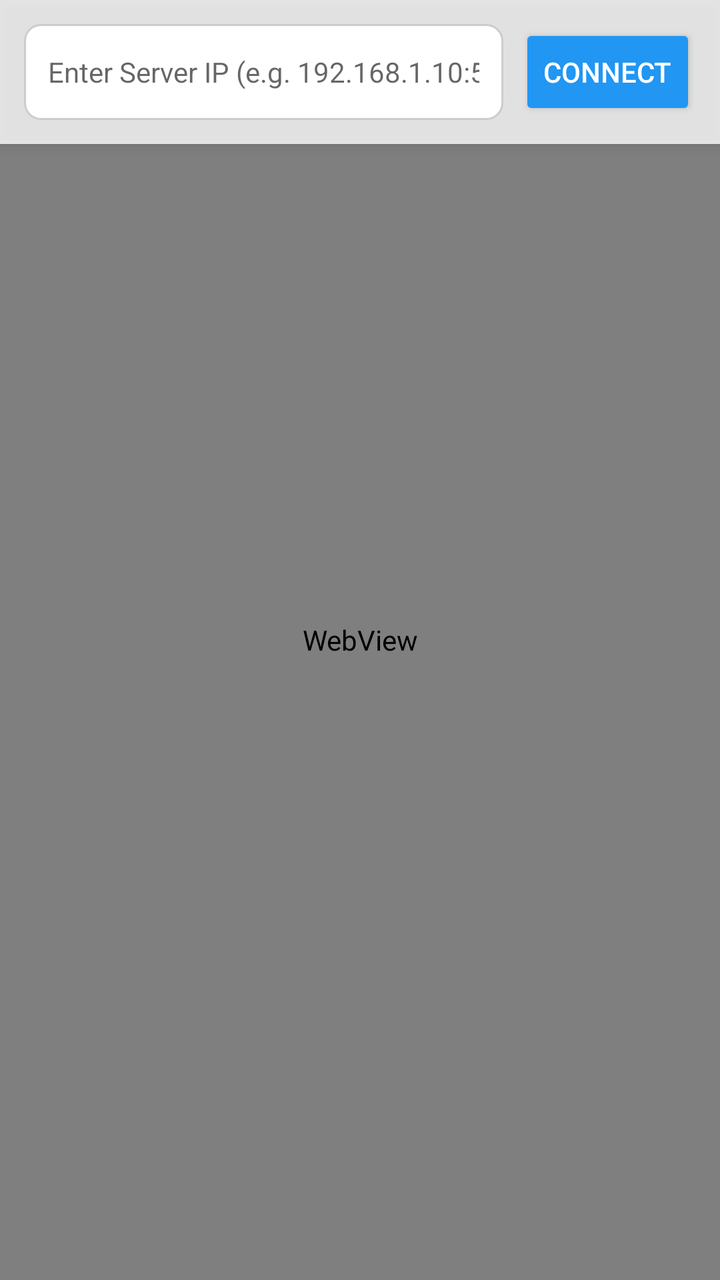
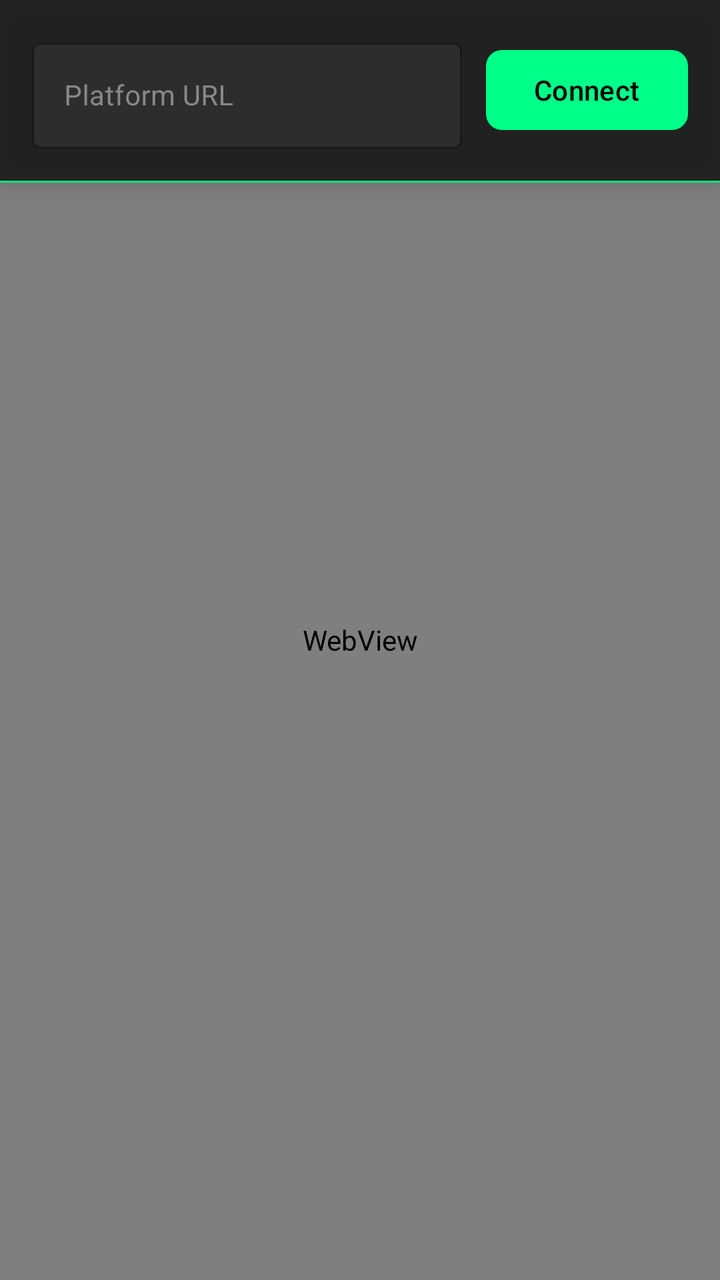

Compare the two renders of this Android layout. The source of the first and the diff that turns it into the second are given below.
<!-- AndroidManifest.xml: application theme Theme.RagbaarNetPlatform -->
<!-- res/layout/activity_main.xml -->
<?xml version="1.0" encoding="utf-8"?>
<RelativeLayout xmlns:android="http://schemas.android.com/apk/res/android"
    android:layout_width="match_parent"
    android:layout_height="match_parent"
    android:background="#FFFFFF">

    <WebView
        android:id="@+id/webView"
        android:layout_width="match_parent"
        android:layout_height="match_parent" />

    <LinearLayout
        android:id="@+id/inputContainer"
        android:layout_width="match_parent"
        android:layout_height="wrap_content"
        android:layout_alignParentTop="true"
        android:background="#CCFFFFFF"
        android:elevation="4dp"
        android:orientation="horizontal"
        android:padding="12dp">

        <EditText
            android:id="@+id/urlInput"
            android:layout_width="0dp"
            android:layout_height="48dp"
            android:layout_weight="1"
            android:background="@drawable/input_bg"
            android:hint="Enter Server IP (e.g. 192.168.1.10:5000)"
            android:inputType="textUri"
            android:paddingHorizontal="12dp"
            android:textColor="#333333"
            android:textSize="14sp" />

        <Button
            android:id="@+id/connectButton"
            android:layout_width="wrap_content"
            android:layout_height="48dp"
            android:layout_marginStart="8dp"
            android:backgroundTint="#2196F3"
            android:text="Connect"
            android:textColor="#FFFFFF" />
    </LinearLayout>

</RelativeLayout>
<!-- resources referenced by this layout -->
<resources>
  <!-- drawable input_bg (drawable) -->
  <?xml version="1.0" encoding="utf-8"?>
  <shape xmlns:android="http://schemas.android.com/apk/res/android">
      <solid android:color="#FFFFFF" />
      <corners android:radius="8dp" />
      <stroke
          android:width="1dp"
          android:color="#CCCCCC" />
  </shape>
  <style name="Theme.RagbaarNetPlatform" parent="Theme.AppCompat.Light.NoActionBar">
          
      </style>
</resources>

<!-- the commit's change to res/layout/activity_main.xml (unified diff, before → after) -->
@@ -1,44 +1,63 @@
 <?xml version="1.0" encoding="utf-8"?>
-<RelativeLayout xmlns:android="http://schemas.android.com/apk/res/android"
+<androidx.constraintlayout.widget.ConstraintLayout xmlns:android="http://schemas.android.com/apk/res/android"
+    xmlns:app="http://schemas.android.com/apk/res-auto"
     android:layout_width="match_parent"
     android:layout_height="match_parent"
-    android:background="#FFFFFF">
+    android:background="#1a1a1a">
 
     <WebView
         android:id="@+id/webView"
         android:layout_width="match_parent"
-        android:layout_height="match_parent" />
+        android:layout_height="match_parent"
+        android:background="#1a1a1a" />
 
     <LinearLayout
         android:id="@+id/inputContainer"
         android:layout_width="match_parent"
         android:layout_height="wrap_content"
-        android:layout_alignParentTop="true"
-        android:background="#CCFFFFFF"
-        android:elevation="4dp"
+        android:background="#E61a1a1a"
         android:orientation="horizontal"
-        android:padding="12dp">
+        android:padding="16dp"
+        android:elevation="8dp"
+        app:layout_constraintTop_toTopOf="parent">
 
-        <EditText
-            android:id="@+id/urlInput"
+        <com.google.android.material.textfield.TextInputLayout
             android:layout_width="0dp"
-            android:layout_height="48dp"
+            android:layout_height="wrap_content"
             android:layout_weight="1"
-            android:background="@drawable/input_bg"
-            android:hint="Enter Server IP (e.g. 192.168.1.10:5000)"
-            android:inputType="textUri"
-            android:paddingHorizontal="12dp"
-            android:textColor="#333333"
-            android:textSize="14sp" />
+            android:hint="Platform URL"
+            android:textColorHint="#888888"
+            app:hintTextColor="#00ff88"
+            app:boxStrokeColor="#00ff88"
+            app:boxBackgroundColor="#2d2d2d"
+            style="@style/Widget.MaterialComponents.TextInputLayout.OutlinedBox">
 
-        <Button
+            <com.google.android.material.textfield.TextInputEditText
+                android:id="@+id/urlInput"
+                android:layout_width="match_parent"
+                android:layout_height="wrap_content"
+                android:inputType="textUri"
+                android:textColor="#FFFFFF"
+                android:textSize="14sp" />
+        </com.google.android.material.textfield.TextInputLayout>
+
+        <com.google.android.material.button.MaterialButton
             android:id="@+id/connectButton"
             android:layout_width="wrap_content"
-            android:layout_height="48dp"
-            android:layout_marginStart="8dp"
-            android:backgroundTint="#2196F3"
+            android:layout_height="wrap_content"
+            android:layout_marginStart="12dp"
+            android:layout_gravity="center_vertical"
             android:text="Connect"
-            android:textColor="#FFFFFF" />
+            android:textColor="#000000"
+            app:backgroundTint="#00ff88"
+            app:cornerRadius="8dp" />
     </LinearLayout>
 
-</RelativeLayout>
+    <View
+        android:id="@+id/statusBarBackground"
+        android:layout_width="match_parent"
+        android:layout_height="1dp"
+        android:background="#00ff88"
+        app:layout_constraintTop_toBottomOf="@id/inputContainer" />
+
+</androidx.constraintlayout.widget.ConstraintLayout>
<!-- resource entries referenced after the edit -->
@@ -1,16 +1,9 @@
 <!-- resources referenced by this layout -->
 <resources>
-  <!-- drawable input_bg (drawable) -->
-  <?xml version="1.0" encoding="utf-8"?>
-  <shape xmlns:android="http://schemas.android.com/apk/res/android">
-      <solid android:color="#FFFFFF" />
-      <corners android:radius="8dp" />
-      <stroke
-          android:width="1dp"
-          android:color="#CCCCCC" />
-  </shape>
-  <style name="Theme.RagbaarNetPlatform" parent="Theme.AppCompat.Light.NoActionBar">
-          
+  <style name="Theme.RagbaarNetPlatform" parent="Theme.Material3.DayNight.NoActionBar">
+          <item name="colorPrimary">#00ff88</item>
+          <item name="android:windowBackground">#1a1a1a</item>
+          <item name="android:statusBarColor">#1a1a1a</item>
       </style>
 </resources>
 
